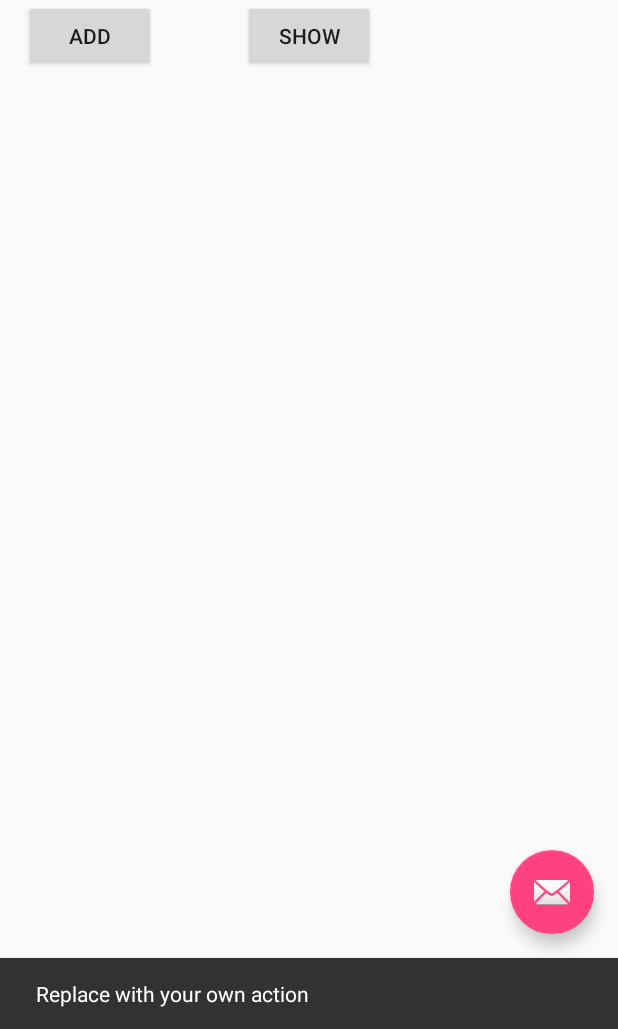
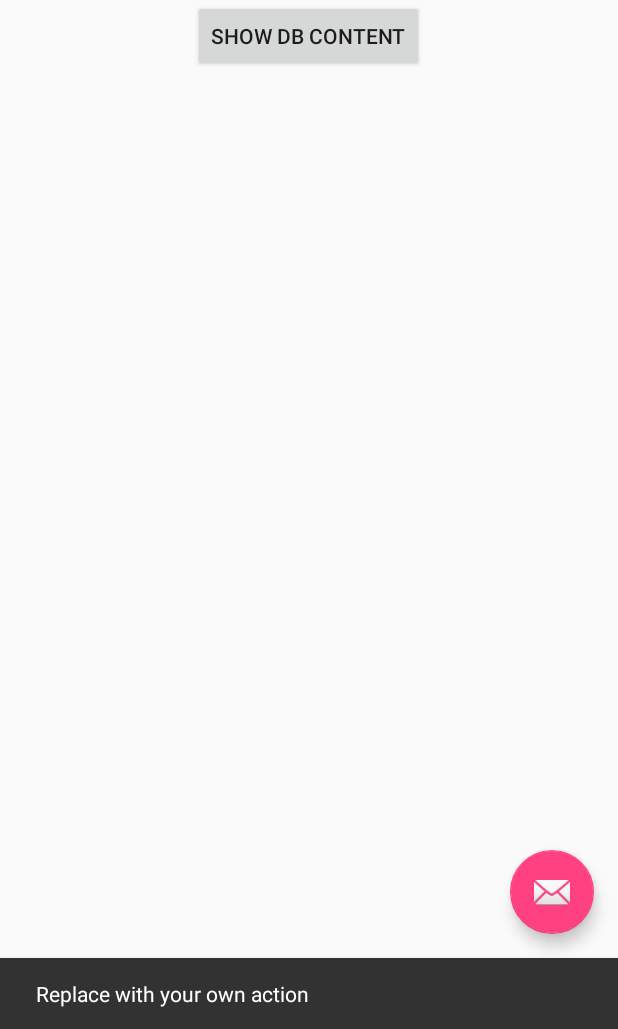
Before and after one commit to hthh10/HBV601G, an Android app: the screen it shows after launch (SearchActivity), after a tap on an icon or button, on a phone screen of 412 x 824 dp, the part 207-1236 px from its top. Run offline under Robolectric (Android 15) with nearby library versions, the phone set to English and light mode, and no system bars.

Commit message:
Fixed DB parser

```diff
--- a/app/src/main/java/hotelsearch/is/database/DBAdapter.java
+++ b/app/src/main/java/hotelsearch/is/database/DBAdapter.java
@@ -5,8 +5,15 @@ import android.content.Context;
 import android.database.Cursor;
 import android.database.sqlite.SQLiteDatabase;
 import android.database.sqlite.SQLiteOpenHelper;
-import android.renderscript.ScriptIntrinsicYuvToRGB;
+import android.text.TextUtils;
 import android.util.Log;
+
+import java.io.BufferedReader;
+import java.io.IOException;
+import java.io.InputStream;
+import java.io.InputStreamReader;
+
+import hotelsearch.is.hotelsearch.R;
 
 
 public class DBAdapter {
@@ -45,7 +52,7 @@ public class DBAdapter {
 
     // TODO: IF there are changes made to the DB structure inrement version by 1.
 
-    public static final int DATABASE_VERSION = 2;
+    public static final int DATABASE_VERSION = 6;
 
     // Creates the database with our columns we defined earlier
 
@@ -75,6 +82,7 @@ public class DBAdapter {
     // Open the database connection.
     public DBAdapter open() {
         db = myDBHelper.getWritableDatabase();
+        loadHotelFile();
         return this;
     }
 
@@ -140,8 +148,8 @@ public class DBAdapter {
     }
 
     // Change an existing row to be equal to new data.
-	public boolean updateRow(long rowId, String name, String address, String website,
-                             String zip, String city, String latlng) {
+    public boolean updateRow(long rowId, String name, String address, String zip,
+                             String city, String website, String latlng) {
         String where = KEY_ROWID + "=" + rowId;
 
         // Create row's data:
@@ -156,6 +164,55 @@ public class DBAdapter {
         // Insert it into the database.
         return db.update(DATABASE_TABLE, newValues, where, null) != 0;
     }
+    private void loadHotelFile() {
+        new Thread(new Runnable() {
+            public void run() {
+                boolean test = false;
+                while(!test){
+                    try {
+
+                        test = loadWords();
+                    } catch (IOException e) {
+                        throw new RuntimeException(e);
+                    }
+
+                }
+
+            }
+        }).start();
+    }
+    private boolean loadWords() throws IOException {
+        // read hotels from TXT database.
+        InputStream inputStream = context.getResources().openRawResource(R.raw.hotels);
+        BufferedReader reader = new BufferedReader(new InputStreamReader(inputStream));
+        long i = 0;
+        try {
+            String line;
+            while ((line = reader.readLine()) != null) {
+                // Strings in text file splitted with " | " "\\" are escape characters
+                // the first one escpaes the "|" and the second one escapes the escape char.. :)
+
+                String[] strings = TextUtils.split(line, "\\|");
+                // if 6 strings weren't extracted from the line we skip that line..
+                if (strings.length < 6) continue;
+                boolean update = updateRow(i,strings[0],strings[0],strings[0],strings[0],strings[0],strings[0]);
+                i++;
+                Log.d("Updted row number: ",""+i);
+
+            }
+        } finally {
+            reader.close();
+        }
+        return true;
+    }
+
+    public Cursor searchDb(String string){
+        // to be implemented...
+        // search all fields for and return a Cursor
+        // i.e a pointer to the database entry
+        return null;
+    }
+
 
 
 
--- a/app/src/main/java/hotelsearch/is/hotelsearch/DisplayMessageActivity.java
+++ b/app/src/main/java/hotelsearch/is/hotelsearch/DisplayMessageActivity.java
@@ -35,7 +35,8 @@ public class DisplayMessageActivity extends AppCompatActivity {
         String message = intent.getStringExtra(SearchActivity.EXTRA_MESSAGE);
         TextView textView = new TextView(this);
         textView.setTextSize(40);
-        textView.setText(message);
+        textView.setText("Here we will see a list of hotels");
+        //textView.setText(message);
 
         RelativeLayout layout = (RelativeLayout) findViewById(R.id.content);
         layout.addView(textView);
--- a/app/src/main/java/hotelsearch/is/hotelsearch/SearchActivity.java
+++ b/app/src/main/java/hotelsearch/is/hotelsearch/SearchActivity.java
@@ -115,10 +115,9 @@ public class SearchActivity extends AppCompatActivity {
                 String city = cursor.getString(DBAdapter.COL_CITY);
                 String wwww = cursor.getString(DBAdapter.COL_WEBSITE);
                 String latlng = cursor.getString(DBAdapter.COL_LATLNG);
-                message += "id=" + id
-                        +", name=" + name
-                        +", Address=" + address
-                        +", latlng=" + latlng
+                message += "Hotel =" + name
+                        +",\nAddress =" + address
+                        +", \nGPS coords=" + latlng
                         +"\n";
             }while(cursor.moveToNext());
         }
--- a/app/src/main/res/layout/content_search.xml
+++ b/app/src/main/res/layout/content_search.xml
@@ -44,17 +44,7 @@
     <Button
         android:layout_width="wrap_content"
         android:layout_height="wrap_content"
-        android:text="Add"
-        android:id="@+id/addButton"
-        android:layout_below="@+id/buttonBar"
-        android:layout_alignParentLeft="true"
-        android:layout_alignParentStart="true"
-        android:onClick="onClickAdd" />
-
-    <Button
-        android:layout_width="wrap_content"
-        android:layout_height="wrap_content"
-        android:text="Show"
+        android:text="Show DB content"
         android:id="@+id/showButton"
         android:layout_below="@+id/buttonBar"
         android:layout_centerHorizontal="true"
@@ -66,12 +56,12 @@
         android:inputType="textMultiLine"
         android:ems="10"
         android:id="@+id/editText"
-        android:layout_below="@+id/addButton"
         android:layout_alignParentLeft="true"
         android:layout_alignParentStart="true"
         android:layout_alignRight="@+id/showButton"
         android:layout_alignEnd="@+id/showButton"
-        android:layout_alignParentBottom="true" />
+        android:layout_alignParentBottom="true"
+        android:layout_below="@+id/buttonBar" />
 
 
 </RelativeLayout>
```
Also changed, not shown: 1 other file. Lines whose indentation alone changed are shown as unchanged.
